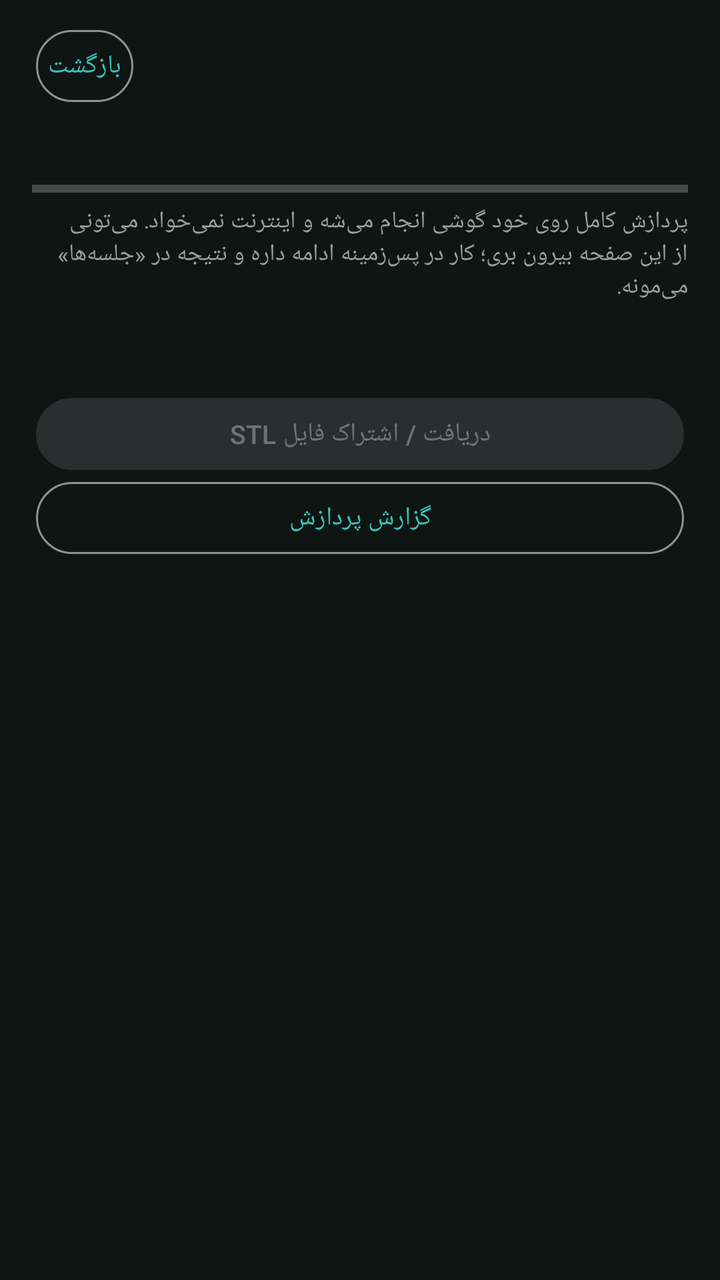
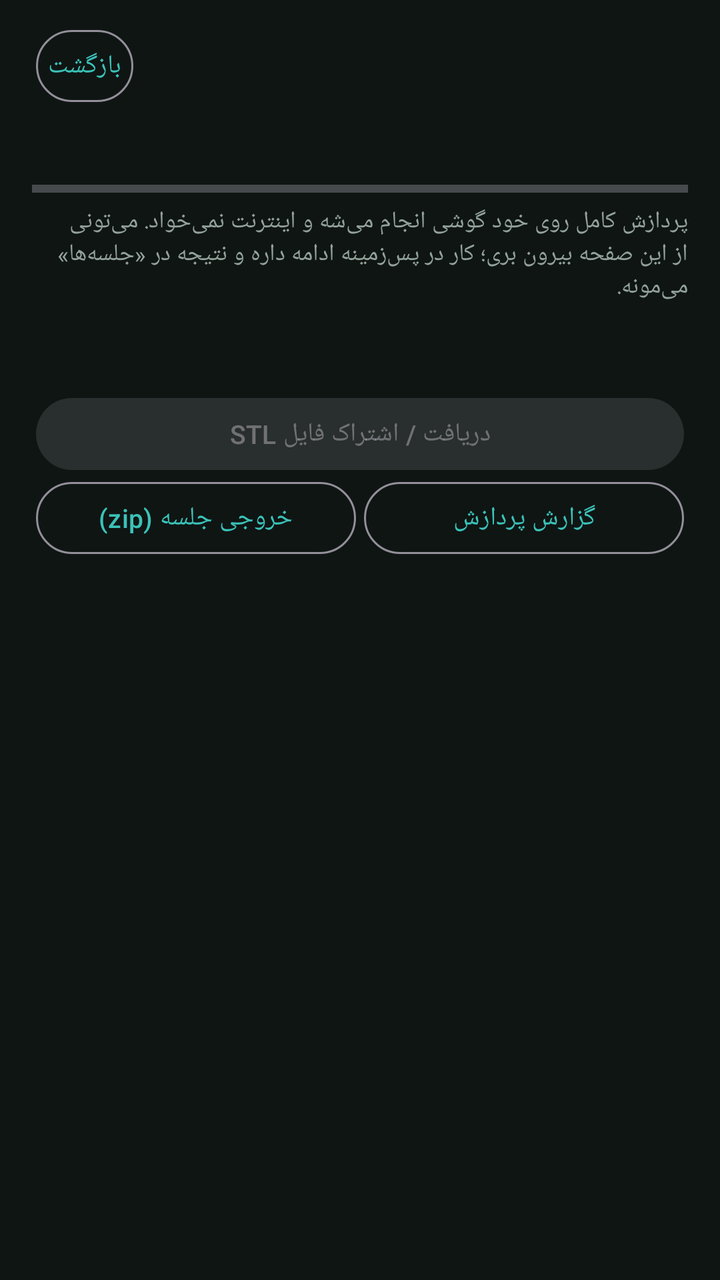

The first picture is an Android layout as it rendered before a commit; the second is the same layout after the commit. The layout source and the unified diff follow.
<!-- AndroidManifest.xml: application theme Theme.Scan3D -->
<!-- res/layout/activity_result.xml -->
<?xml version="1.0" encoding="utf-8"?>
<ScrollView xmlns:android="http://schemas.android.com/apk/res/android"
    android:id="@+id/root" android:layout_width="match_parent" android:layout_height="match_parent" android:background="#0F1513" android:fillViewport="true">
<LinearLayout android:id="@+id/content" android:layout_width="match_parent" android:layout_height="wrap_content" android:orientation="vertical"
    android:paddingStart="16dp" android:paddingEnd="16dp" android:paddingTop="12dp" android:paddingBottom="16dp" android:layoutDirection="rtl">

    <LinearLayout android:layout_width="match_parent" android:layout_height="wrap_content" android:orientation="horizontal" android:gravity="center_vertical">
        <TextView android:id="@+id/title" android:layout_width="0dp" android:layout_weight="1" android:layout_height="wrap_content" android:textColor="#E5ECE8" android:textSize="20sp" android:textStyle="bold" />
        <Button android:id="@+id/btnBack" style="@style/Scan3D.Button.Outlined" android:layout_width="wrap_content" android:layout_height="wrap_content" android:text="@string/back" />
    </LinearLayout>

    <TextView android:id="@+id/state" android:layout_width="match_parent" android:layout_height="wrap_content" android:textColor="#3BC2B9" android:textSize="15sp" android:paddingTop="8dp" />
    <ProgressBar android:id="@+id/progress" style="?android:attr/progressBarStyleHorizontal" android:layout_width="match_parent" android:layout_height="wrap_content" android:max="100" android:paddingTop="4dp" />
    <TextView android:id="@+id/hint" android:layout_width="match_parent" android:layout_height="wrap_content" android:textColor="#93A29B" android:textSize="12sp" android:text="@string/bg_hint" />

    <ImageView android:id="@+id/preview" android:layout_width="match_parent" android:layout_height="wrap_content" android:adjustViewBounds="true" android:paddingTop="10dp" android:contentDescription="@string/result" />
    <TextView android:id="@+id/info" android:layout_width="match_parent" android:layout_height="wrap_content" android:textColor="#93A29B" android:fontFamily="monospace" android:textDirection="ltr" android:gravity="start" android:textSize="12sp" android:paddingTop="10dp" android:lineSpacingExtra="2dp" />

    <Button android:id="@+id/btnShare" style="@style/Scan3D.Button" android:layout_width="match_parent" android:layout_height="wrap_content" android:layout_marginTop="8dp" android:text="@string/share_stl" android:enabled="false" />
    <Button android:id="@+id/btnLog" style="@style/Scan3D.Button.Outlined" android:layout_width="match_parent" android:layout_height="wrap_content" android:text="@string/show_log" />
    <TextView android:id="@+id/log" android:layout_width="match_parent" android:layout_height="wrap_content" android:textColor="#93A29B" android:fontFamily="monospace" android:textDirection="ltr" android:gravity="start" android:textSize="10sp" android:visibility="gone" />
</LinearLayout>
</ScrollView>
<!-- resources referenced by this layout -->
<resources>
  <string name="back">بازگشت</string>
  <string name="bg_hint">پردازش کامل روی خود گوشی انجام می‌شه و اینترنت نمی‌خواد. می‌تونی از این صفحه بیرون بری؛ کار در پس‌زمینه ادامه داره و نتیجه در «جلسه‌ها» می‌مونه.</string>
  <string name="result">نتیجه</string>
  <string name="share_stl">دریافت / اشتراک فایل STL</string>
  <string name="show_log">گزارش پردازش</string>
  <style name="Scan3D.Button" parent="Widget.Material3.Button">
          <item name="android:insetTop">3dp</item>
          <item name="android:insetBottom">3dp</item>
          <item name="android:minHeight">42dp</item>
          <item name="android:minWidth">0dp</item>
          <item name="android:paddingStart">6dp</item>
          <item name="android:paddingEnd">6dp</item>
          <item name="android:textSize">13sp</item>
          <item name="android:maxLines">1</item>
          <item name="android:ellipsize">end</item>
          <item name="android:layout_marginStart">2dp</item>
          <item name="android:layout_marginEnd">2dp</item>
      </style>
  <style name="Scan3D.Button.Outlined" parent="Widget.Material3.Button.OutlinedButton">
          <item name="android:insetTop">3dp</item>
          <item name="android:insetBottom">3dp</item>
          <item name="android:minHeight">42dp</item>
          <item name="android:minWidth">0dp</item>
          <item name="android:paddingStart">6dp</item>
          <item name="android:paddingEnd">6dp</item>
          <item name="android:textSize">13sp</item>
          <item name="android:maxLines">1</item>
          <item name="android:ellipsize">end</item>
          <item name="android:layout_marginStart">2dp</item>
          <item name="android:layout_marginEnd">2dp</item>
      </style>
  <style name="Theme.Scan3D" parent="Theme.Material3.Dark.NoActionBar">
          <item name="colorPrimary">#3BC2B9</item>
          <item name="colorOnPrimary">#06201E</item>
          <item name="android:windowBackground">#0F1513</item>
          <item name="android:statusBarColor">@android:color/transparent</item>
          <item name="android:navigationBarColor">@android:color/transparent</item>
          <item name="android:windowLightStatusBar">false</item>
      </style>
</resources>

<!-- the commit's change to res/layout/activity_result.xml (unified diff, before → after) -->
@@ -17,7 +17,10 @@
     <TextView android:id="@+id/info" android:layout_width="match_parent" android:layout_height="wrap_content" android:textColor="#93A29B" android:fontFamily="monospace" android:textDirection="ltr" android:gravity="start" android:textSize="12sp" android:paddingTop="10dp" android:lineSpacingExtra="2dp" />
 
     <Button android:id="@+id/btnShare" style="@style/Scan3D.Button" android:layout_width="match_parent" android:layout_height="wrap_content" android:layout_marginTop="8dp" android:text="@string/share_stl" android:enabled="false" />
-    <Button android:id="@+id/btnLog" style="@style/Scan3D.Button.Outlined" android:layout_width="match_parent" android:layout_height="wrap_content" android:text="@string/show_log" />
+    <LinearLayout android:layout_width="match_parent" android:layout_height="wrap_content" android:orientation="horizontal">
+        <Button android:id="@+id/btnLog" style="@style/Scan3D.Button.Outlined" android:layout_width="0dp" android:layout_weight="1" android:layout_height="wrap_content" android:text="@string/show_log" />
+        <Button android:id="@+id/btnExport" style="@style/Scan3D.Button.Outlined" android:layout_width="0dp" android:layout_weight="1" android:layout_height="wrap_content" android:text="@string/export_session" />
+    </LinearLayout>
     <TextView android:id="@+id/log" android:layout_width="match_parent" android:layout_height="wrap_content" android:textColor="#93A29B" android:fontFamily="monospace" android:textDirection="ltr" android:gravity="start" android:textSize="10sp" android:visibility="gone" />
 </LinearLayout>
 </ScrollView>
<!-- resource entries referenced after the edit -->
@@ -2,6 +2,7 @@
 <resources>
   <string name="back">بازگشت</string>
   <string name="bg_hint">پردازش کامل روی خود گوشی انجام می‌شه و اینترنت نمی‌خواد. می‌تونی از این صفحه بیرون بری؛ کار در پس‌زمینه ادامه داره و نتیجه در «جلسه‌ها» می‌مونه.</string>
+  <string name="export_session">خروجی جلسه (zip)</string>
   <string name="result">نتیجه</string>
   <string name="share_stl">دریافت / اشتراک فایل STL</string>
   <string name="show_log">گزارش پردازش</string>
